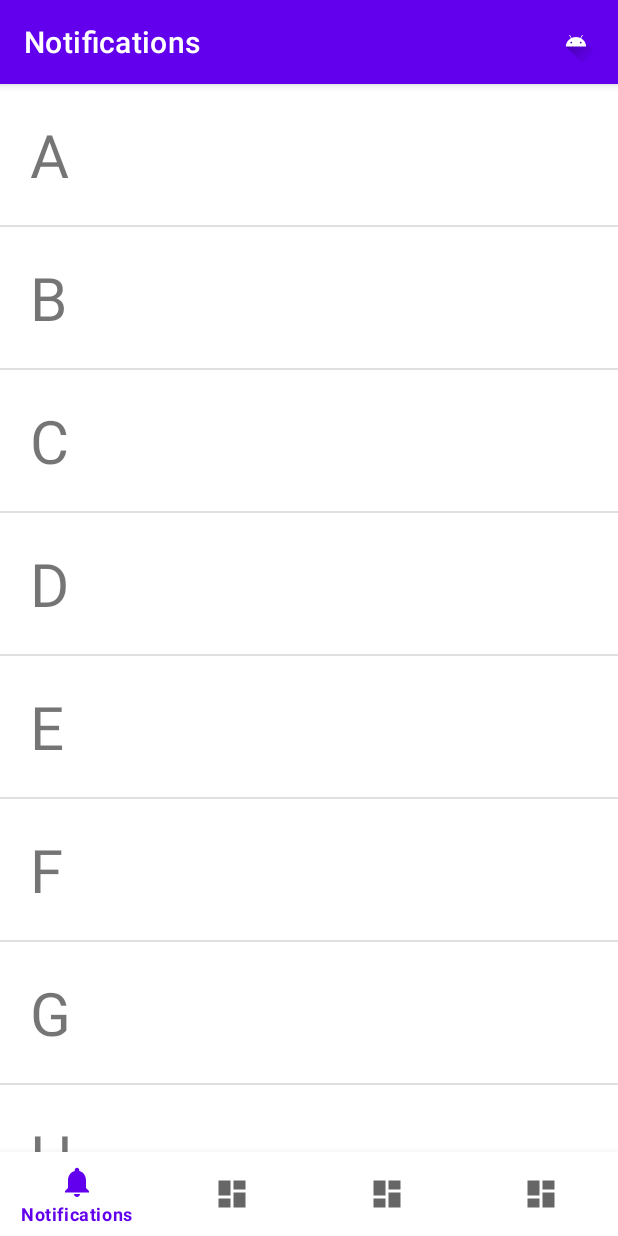
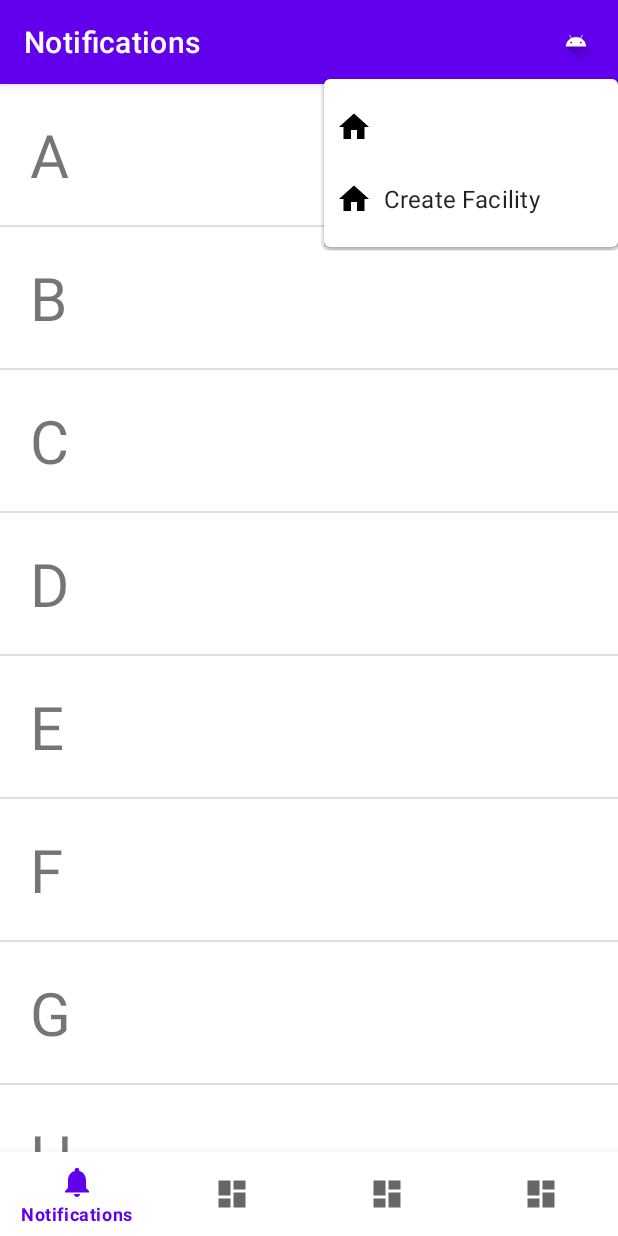
Before and after one commit to CMPUT301F24syzygy/syzygy-events, an Android app: the screen it shows after launch (EntrantActivity), after a tap on an icon or button, on a phone screen of 412 x 824 dp. Run offline under Robolectric (Android 15) with nearby library versions, the phone set to English and light mode, and no system bars; our stand-ins replace navigation-ui.

Commit message:
minor changes

```diff
--- a/SyzygyEvents/app/src/main/java/com/syzygy/events/EntrantActivity.java
+++ b/SyzygyEvents/app/src/main/java/com/syzygy/events/EntrantActivity.java
@@ -1,5 +1,6 @@
 package com.syzygy.events;
 
+import android.content.Intent;
 import android.os.Bundle;
 import android.view.Menu;
 import android.view.MenuItem;
@@ -8,6 +9,7 @@ import com.google.android.material.bottomnavigation.BottomNavigationView;
 
 import androidx.annotation.NonNull;
 import androidx.appcompat.app.AppCompatActivity;
+import androidx.appcompat.widget.PopupMenu;
 import androidx.navigation.NavController;
 import androidx.navigation.Navigation;
 import androidx.navigation.ui.AppBarConfiguration;
@@ -53,4 +55,27 @@ public class EntrantActivity extends AppCompatActivity {
         return true;
     }
 
+    @Override
+    public boolean onOptionsItemSelected(MenuItem item) {
+        if (item.getItemId() == android.R.id.home) {
+            navController.navigateUp();
+        }
+        else {
+            PopupMenu m = new PopupMenu(EntrantActivity.this, findViewById(item.getItemId()));
+            m.getMenuInflater().inflate(R.menu.account_menu, m.getMenu());
+            m.setForceShowIcon(true);
+            m.setOnMenuItemClickListener(new PopupMenu.OnMenuItemClickListener() {
+                @Override
+                public boolean onMenuItemClick(MenuItem menuItem) {
+                    Intent intent = new Intent(EntrantActivity.this, EntrantActivity.class);
+                    startActivity(intent);
+                    return true;
+                }
+            });
+            m.show();
+        }
+        return true;
+    }
+
+
 }
--- a/SyzygyEvents/app/src/main/java/com/syzygy/events/ui/entrant/EntrantEventsFragment.java
+++ b/SyzygyEvents/app/src/main/java/com/syzygy/events/ui/entrant/EntrantEventsFragment.java
@@ -34,4 +34,5 @@ public class EntrantEventsFragment extends Fragment {
         super.onDestroyView();
         binding = null;
     }
+
 }
--- a/SyzygyEvents/app/src/main/res/layout/activity_entrant.xml
+++ b/SyzygyEvents/app/src/main/res/layout/activity_entrant.xml
@@ -15,7 +15,7 @@
         app:layout_constraintBottom_toBottomOf="parent"
         app:layout_constraintLeft_toLeftOf="parent"
         app:layout_constraintRight_toRightOf="parent"
-        app:menu="@menu/bottom_nav_menu" />
+        app:menu="@menu/entrant_bottom_nav_menu" />
 
     <fragment
         android:id="@+id/nav_host_fragment_activity_entrant"
@@ -27,6 +27,6 @@
         app:layout_constraintLeft_toLeftOf="parent"
         app:layout_constraintRight_toRightOf="parent"
         app:layout_constraintTop_toTopOf="parent"
-        app:navGraph="@navigation/mobile_navigation" />
+        app:navGraph="@navigation/entrant_mobile_nav" />
 
 </androidx.constraintlayout.widget.ConstraintLayout>
--- a/SyzygyEvents/app/src/main/res/layout/fragment_entrant_events.xml
+++ b/SyzygyEvents/app/src/main/res/layout/fragment_entrant_events.xml
@@ -13,4 +13,5 @@
         android:layout_height="match_parent"
         app:layout_constraintTop_toTopOf="parent" />
 
+
 </androidx.constraintlayout.widget.ConstraintLayout>
--- /dev/null
+++ b/SyzygyEvents/app/src/main/res/menu/account_menu.xml
@@ -0,0 +1,14 @@
+<?xml version="1.0" encoding="utf-8"?>
+<menu xmlns:android="http://schemas.android.com/apk/res/android">
+
+    <item
+        android:id="@+id/navigation_entrant"
+        android:icon="@drawable/ic_home_black_24dp"
+        android:title="" />
+
+    <item
+        android:id="@+id/navigation_organizer"
+        android:icon="@drawable/ic_home_black_24dp"
+        android:title="@string/no_acc_title_organizer" />
+
+</menu>
--- a/SyzygyEvents/app/src/main/res/values/strings.xml
+++ b/SyzygyEvents/app/src/main/res/values/strings.xml
@@ -4,4 +4,6 @@
     <string name="title_entrant_events">My Events</string>
     <string name="title_entrant_qr">QR Scan</string>
     <string name="title_entrant_notifications">Notifications</string>
+    <string name="no_acc_title_organizer">Create Facility</string>
+    <string name="acc_title_admin">Create Facility</string>
 </resources>
```
Also changed, not shown: SyzygyEvents/app/src/main/res/menu/entrant_bottom_nav_menu.xml (renamed from SyzygyEvents/app/src/main/res/menu/bottom_nav_menu.xml), SyzygyEvents/app/src/main/res/navigation/entrant_mobile_nav.xml (renamed from SyzygyEvents/app/src/main/res/navigation/mobile_navigation.xml).
